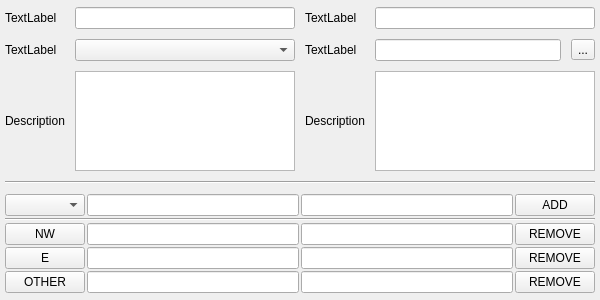
michael-donat/tf-mapper, file gui/properties.ui: the form before one commit.
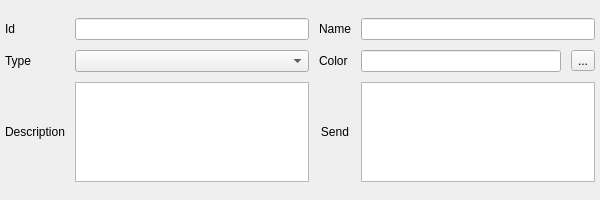
The form after the commit.

Patch:
```diff
--- a/gui/properties.ui
+++ b/gui/properties.ui
@@ -10,7 +10,7 @@
     <x>0</x>
     <y>0</y>
     <width>600</width>
-    <height>300</height>
+    <height>200</height>
    </rect>
   </property>
   <property name="sizePolicy">
@@ -46,22 +46,6 @@
      <property name="spacing">
       <number>10</number>
      </property>
-     <item row="2" column="3">
-      <widget class="QPlainTextEdit" name="plainTextEdit_2">
-       <property name="sizePolicy">
-        <sizepolicy hsizetype="Expanding" vsizetype="Maximum">
-         <horstretch>0</horstretch>
-         <verstretch>0</verstretch>
-        </sizepolicy>
-       </property>
-       <property name="maximumSize">
-        <size>
-         <width>16777215</width>
-         <height>100</height>
-        </size>
-       </property>
-      </widget>
-     </item>
      <item row="2" column="1">
       <widget class="QPlainTextEdit" name="plainTextEdit">
        <property name="sizePolicy">
@@ -88,123 +72,50 @@
        </property>
       </widget>
      </item>
-     <item row="4" column="0" colspan="4">
-      <layout class="QGridLayout" name="gridLayout_3">
-       <property name="sizeConstraint">
-        <enum>QLayout::SetMinimumSize</enum>
-       </property>
-       <property name="spacing">
-        <number>2</number>
-       </property>
-       <item row="3" column="1">
-        <widget class="QLineEdit" name="lineEdit_3"/>
-       </item>
-       <item row="1" column="1">
-        <widget class="QLineEdit" name="lineEdit_6"/>
-       </item>
-       <item row="5" column="1">
-        <widget class="QLineEdit" name="lineEdit_10"/>
-       </item>
-       <item row="4" column="2">
-        <widget class="QLineEdit" name="lineEdit_9"/>
-       </item>
-       <item row="1" column="0">
-        <widget class="QComboBox" name="comboBox_2"/>
-       </item>
-       <item row="3" column="3">
-        <widget class="QPushButton" name="pushButton_2">
-         <property name="text">
-          <string>REMOVE</string>
-         </property>
-        </widget>
-       </item>
-       <item row="1" column="2">
-        <widget class="QLineEdit" name="lineEdit_7"/>
-       </item>
-       <item row="4" column="3">
-        <widget class="QPushButton" name="pushButton_3">
-         <property name="text">
-          <string>REMOVE</string>
-         </property>
-        </widget>
-       </item>
-       <item row="3" column="0">
-        <widget class="QPushButton" name="pushButton_4">
-         <property name="text">
-          <string>NW</string>
-         </property>
-        </widget>
-       </item>
-       <item row="2" column="0" colspan="4">
-        <widget class="Line" name="line">
-         <property name="orientation">
-          <enum>Qt::Horizontal</enum>
-         </property>
-        </widget>
-       </item>
-       <item row="5" column="2">
-        <widget class="QLineEdit" name="lineEdit_11"/>
-       </item>
-       <item row="1" column="3">
-        <widget class="QPushButton" name="pushButton">
-         <property name="text">
-          <string>ADD</string>
-         </property>
-        </widget>
-       </item>
-       <item row="4" column="1">
-        <widget class="QLineEdit" name="lineEdit_8"/>
-       </item>
-       <item row="5" column="0">
-        <widget class="QPushButton" name="pushButton_6">
-         <property name="text">
-          <string>OTHER</string>
-         </property>
-        </widget>
-       </item>
-       <item row="5" column="3">
-        <widget class="QPushButton" name="pushButton_7">
-         <property name="text">
-          <string>REMOVE</string>
-         </property>
-        </widget>
-       </item>
-       <item row="4" column="0">
-        <widget class="QPushButton" name="pushButton_5">
-         <property name="text">
-          <string>E</string>
-         </property>
-        </widget>
-       </item>
-       <item row="3" column="2">
-        <widget class="QLineEdit" name="lineEdit_5"/>
-       </item>
-      </layout>
-     </item>
-     <item row="2" column="2">
-      <widget class="QLabel" name="label_9">
-       <property name="text">
-        <string>Description</string>
-       </property>
-       <property name="alignment">
-        <set>Qt::AlignCenter</set>
-       </property>
-      </widget>
-     </item>
-     <item row="0" column="1">
-      <widget class="QLineEdit" name="lineEdit_2"/>
-     </item>
      <item row="0" column="2">
       <widget class="QLabel" name="label_2">
        <property name="text">
-        <string>TextLabel</string>
+        <string>Name</string>
        </property>
       </widget>
      </item>
      <item row="0" column="0">
       <widget class="QLabel" name="label">
        <property name="text">
-        <string>TextLabel</string>
+        <string>Id</string>
+       </property>
+      </widget>
+     </item>
+     <item row="1" column="3">
+      <layout class="QHBoxLayout" name="horizontalLayout_2">
+       <item>
+        <widget class="QLineEdit" name="inputColor"/>
+       </item>
+       <item>
+        <widget class="QToolButton" name="btnColor">
+         <property name="text">
+          <string>...</string>
+         </property>
+        </widget>
+       </item>
+      </layout>
+     </item>
+     <item row="0" column="1">
+      <widget class="QLineEdit" name="inputId"/>
+     </item>
+     <item row="2" column="3">
+      <widget class="QPlainTextEdit" name="inputSend">
+       <property name="sizePolicy">
+        <sizepolicy hsizetype="Expanding" vsizetype="Maximum">
+         <horstretch>0</horstretch>
+         <verstretch>0</verstretch>
+        </sizepolicy>
+       </property>
+       <property name="maximumSize">
+        <size>
+         <width>16777215</width>
+         <height>100</height>
+        </size>
        </property>
       </widget>
      </item>
@@ -217,35 +128,24 @@
      <item row="1" column="0">
       <widget class="QLabel" name="label_3">
        <property name="text">
-        <string>TextLabel</string>
+        <string>Type</string>
+       </property>
+      </widget>
+     </item>
+     <item row="2" column="2">
+      <widget class="QLabel" name="lblSend">
+       <property name="text">
+        <string>Send</string>
+       </property>
+       <property name="alignment">
+        <set>Qt::AlignCenter</set>
        </property>
       </widget>
      </item>
      <item row="1" column="2">
       <widget class="QLabel" name="label_4">
        <property name="text">
-        <string>TextLabel</string>
-       </property>
-      </widget>
-     </item>
-     <item row="1" column="3">
-      <layout class="QHBoxLayout" name="horizontalLayout_2">
-       <item>
-        <widget class="QLineEdit" name="lineEdit_4"/>
-       </item>
-       <item>
-        <widget class="QToolButton" name="toolButton_2">
-         <property name="text">
-          <string>...</string>
-         </property>
-        </widget>
-       </item>
-      </layout>
-     </item>
-     <item row="3" column="0" colspan="4">
-      <widget class="Line" name="line_2">
-       <property name="orientation">
-        <enum>Qt::Horizontal</enum>
+        <string>Color</string>
        </property>
       </widget>
      </item>
```
Left out of the diff: 16 changed lines with no effect on the pictures.
